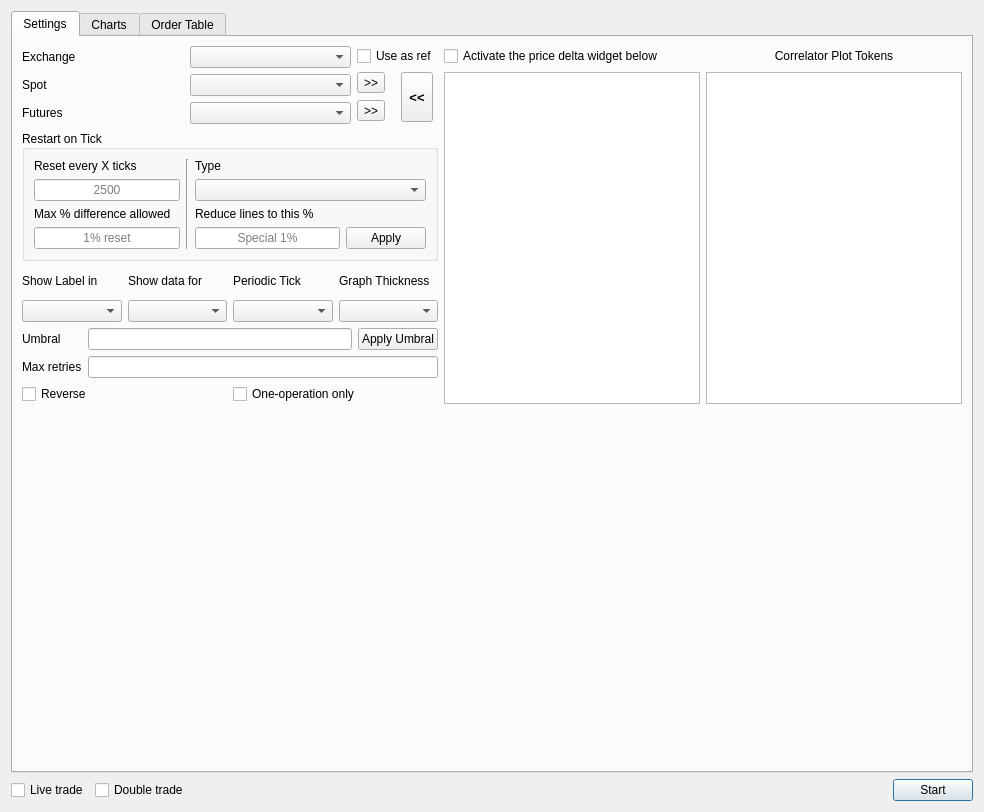
Before: the Qt Designer form ui/maindialog.ui in iamOgunyinka/octo-broccoli, drawn with Qt 5.
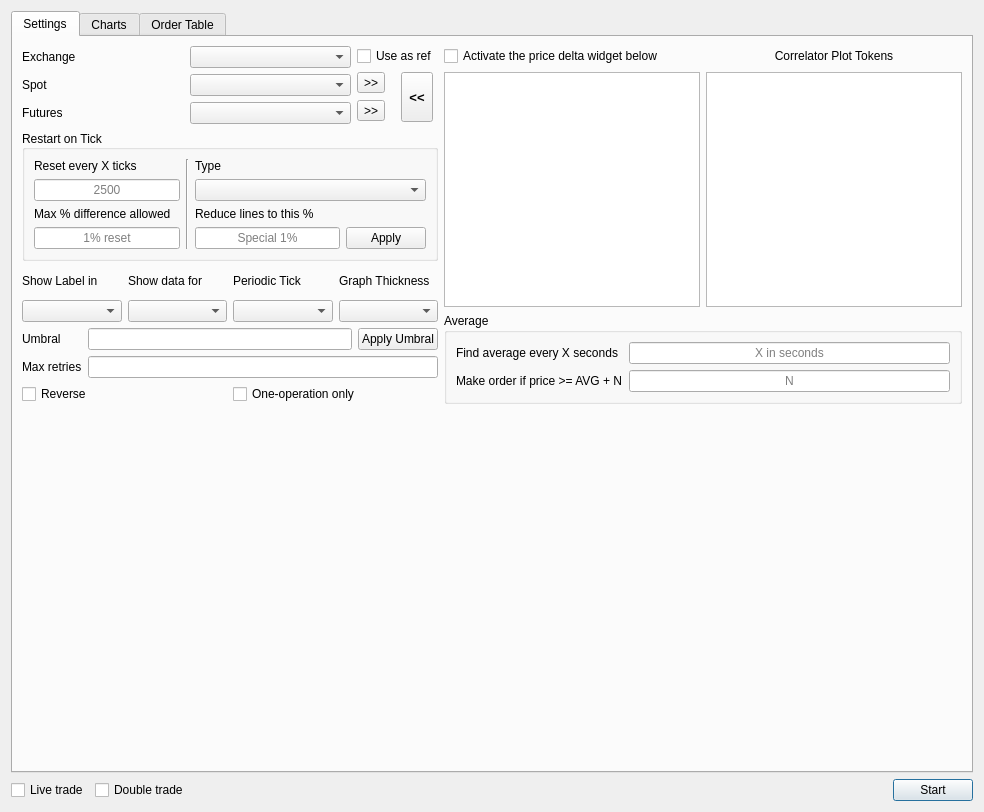
After: the same form once the commit is applied. The open tabs and pages were chosen to show the change. Custom widgets are drawn as their Qt base class.

Commit message: CS-17: Adjust the settings tab widget in the UI to accomodate the new feature

Patch:
```diff
--- a/ui/maindialog.ui
+++ b/ui/maindialog.ui
@@ -59,8 +59,8 @@
       </attribute>
       <layout class="QVBoxLayout" name="verticalLayout_5">
        <item>
-        <layout class="QHBoxLayout" name="horizontalLayout_2">
-         <item>
+        <layout class="QGridLayout" name="gridLayout_8">
+         <item row="0" column="0" rowspan="2">
           <layout class="QVBoxLayout" name="verticalLayout_4">
            <item>
             <layout class="QGridLayout" name="gridLayout_6">
@@ -360,7 +360,7 @@
            </item>
           </layout>
          </item>
-         <item>
+         <item row="0" column="1">
           <layout class="QGridLayout" name="gridLayout_7">
            <item row="0" column="0">
             <widget class="QCheckBox" name="activatePriceDiffCheckbox">
@@ -387,6 +387,49 @@
            </item>
           </layout>
          </item>
+         <item row="1" column="1">
+          <widget class="QGroupBox" name="groupBox_2">
+           <property name="title">
+            <string>Average</string>
+           </property>
+           <layout class="QFormLayout" name="formLayout">
+            <item row="0" column="0">
+             <widget class="QLabel" name="label_15">
+              <property name="text">
+               <string>Find average every X seconds</string>
+              </property>
+             </widget>
+            </item>
+            <item row="0" column="1">
+             <widget class="QLineEdit" name="averageTimerLine">
+              <property name="alignment">
+               <set>Qt::AlignCenter</set>
+              </property>
+              <property name="placeholderText">
+               <string>X in seconds</string>
+              </property>
+             </widget>
+            </item>
+            <item row="1" column="0">
+             <widget class="QLabel" name="label_16">
+              <property name="text">
+               <string>Make order if price &gt;= AVG + N</string>
+              </property>
+             </widget>
+            </item>
+            <item row="1" column="1">
+             <widget class="QLineEdit" name="averageThresholdLine">
+              <property name="alignment">
+               <set>Qt::AlignCenter</set>
+              </property>
+              <property name="placeholderText">
+               <string>N</string>
+              </property>
+             </widget>
+            </item>
+           </layout>
+          </widget>
+         </item>
         </layout>
        </item>
        <item>
```
Left out of the diff: 16 changed lines with no effect on the pictures.
